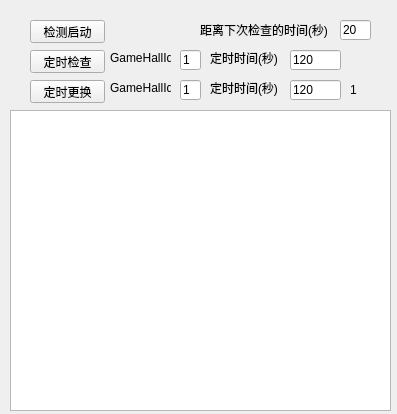
This is WechatCheck/widget.ui in ss56806298/checktool as Qt 5 draws it before an edit. The edited form follows.
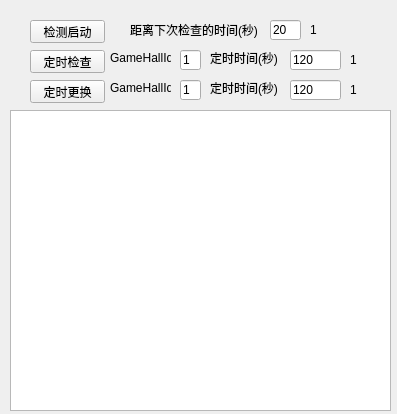
This is the edited form.

```diff
--- a/WechatCheck/widget.ui
+++ b/WechatCheck/widget.ui
@@ -39,7 +39,7 @@
   <widget class="QLineEdit" name="checkTimerEdit">
    <property name="geometry">
     <rect>
-     <x>340</x>
+     <x>270</x>
      <y>20</y>
      <width>31</width>
      <height>20</height>
@@ -52,7 +52,7 @@
   <widget class="QLabel" name="checkTimerLabel">
    <property name="geometry">
     <rect>
-     <x>200</x>
+     <x>130</x>
      <y>20</y>
      <width>131</width>
      <height>20</height>
@@ -205,6 +205,32 @@
     <string>1</string>
    </property>
   </widget>
+  <widget class="QLabel" name="allCheckDelayLable">
+   <property name="geometry">
+    <rect>
+     <x>310</x>
+     <y>20</y>
+     <width>41</width>
+     <height>20</height>
+    </rect>
+   </property>
+   <property name="text">
+    <string>1</string>
+   </property>
+  </widget>
+  <widget class="QLabel" name="targetCheckDelayLable">
+   <property name="geometry">
+    <rect>
+     <x>350</x>
+     <y>50</y>
+     <width>41</width>
+     <height>20</height>
+    </rect>
+   </property>
+   <property name="text">
+    <string>1</string>
+   </property>
+  </widget>
  </widget>
  <layoutdefault spacing="6" margin="11"/>
  <resources/>
```
